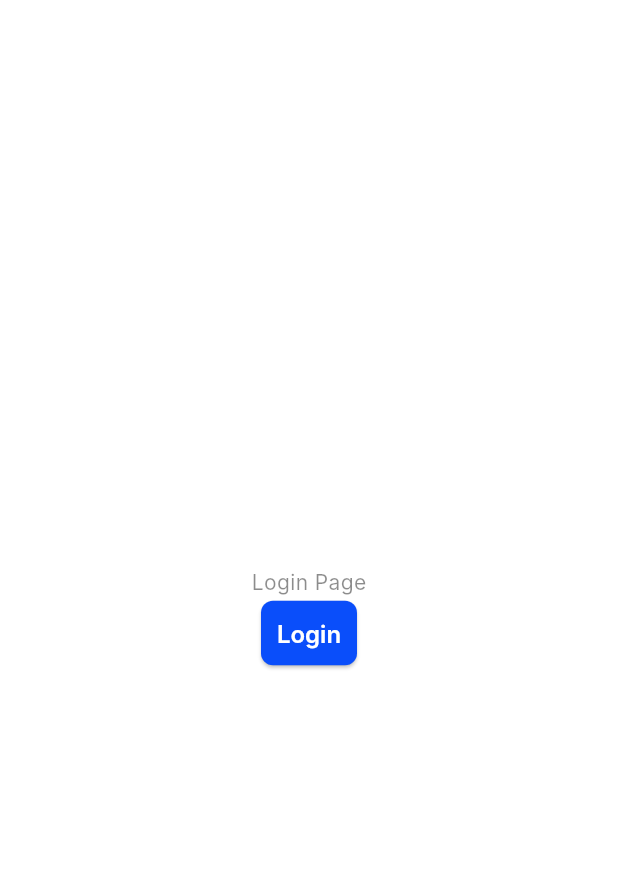
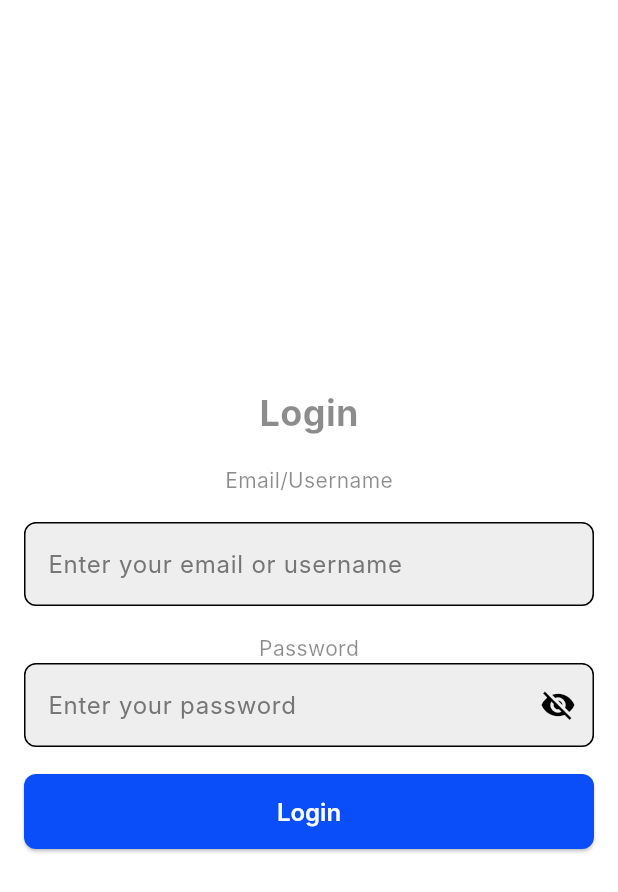
Before and after one commit to Function-Team/mobile-frontend, a Flutter app: the screen it shows after launch, on a phone screen of 412 x 824 dp. Shown: the top 892 px of the screen. Run offline on Flutter 3.47's test engine with Material 3 defaults, Android fonts, the phone set to English and light mode, and no system bars; our stand-ins replace get; Roboto replaces fonts that are missing (Inter).

Commit message:
feat: Implement login page UI with custom components
- Added custom text fields for email/username and password
- Integrated PrimaryButton component
- Styled login page with consistent layout and typography

Co-authored-by: Royyan AZ <kasehitoworks@gmail.com>

```diff
--- a/lib/modules/auth/views/login_page.dart
+++ b/lib/modules/auth/views/login_page.dart
@@ -1,19 +1,43 @@
 import 'package:flutter/material.dart';
+import 'package:function_mobile/components/buttons/primary_button.dart';
+import 'package:function_mobile/components/inputs/custom_text_field.dart';
 
 class LoginPage extends StatelessWidget {
   const LoginPage({super.key});
 
   @override
-  Widget build(context) {
-    return SafeArea(child: Scaffold(
-      body: Center(
+  Widget build(BuildContext context) {
+    return Scaffold(
+        body: SafeArea(
+      child: Padding(
+        padding: const EdgeInsets.all(16),
         child: Column(
           mainAxisAlignment: MainAxisAlignment.center,
           children: [
-            const Text('Login Page'),
-
-            ElevatedButton(onPressed: () {}, child: const Text('Login')),
-
+            const Text('Login',
+                style: TextStyle(fontSize: 24, fontWeight: FontWeight.bold)),
+            SizedBox(height: 18),
+            Column(
+              children: [
+                Text("Email/Username",
+                    style: Theme.of(context).textTheme.bodyMedium),
+                SizedBox(height: 18),
+                CustomTextField(
+                  hintText: 'Enter your email or username',
+                  isPassword: false,
+                ),
+              ],
+            ),
+            SizedBox(height: 18),
+            Column(mainAxisAlignment: MainAxisAlignment.start, children: [
+              Text("Password", style: Theme.of(context).textTheme.bodyMedium),
+              CustomTextField(
+                hintText: 'Enter your password',
+                isPassword: true,
+              ),
+            ]),
+            SizedBox(height: 18),
+            PrimaryButton(text: 'Login', onPressed: () {}),
           ],
         ),
       ),
```
